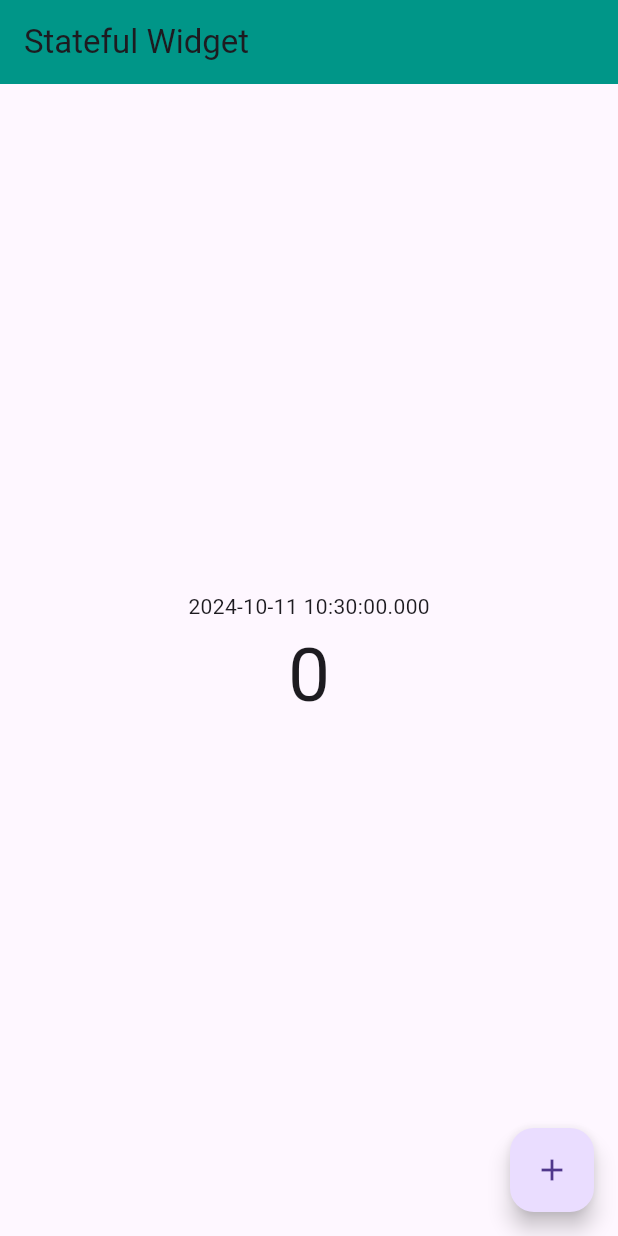
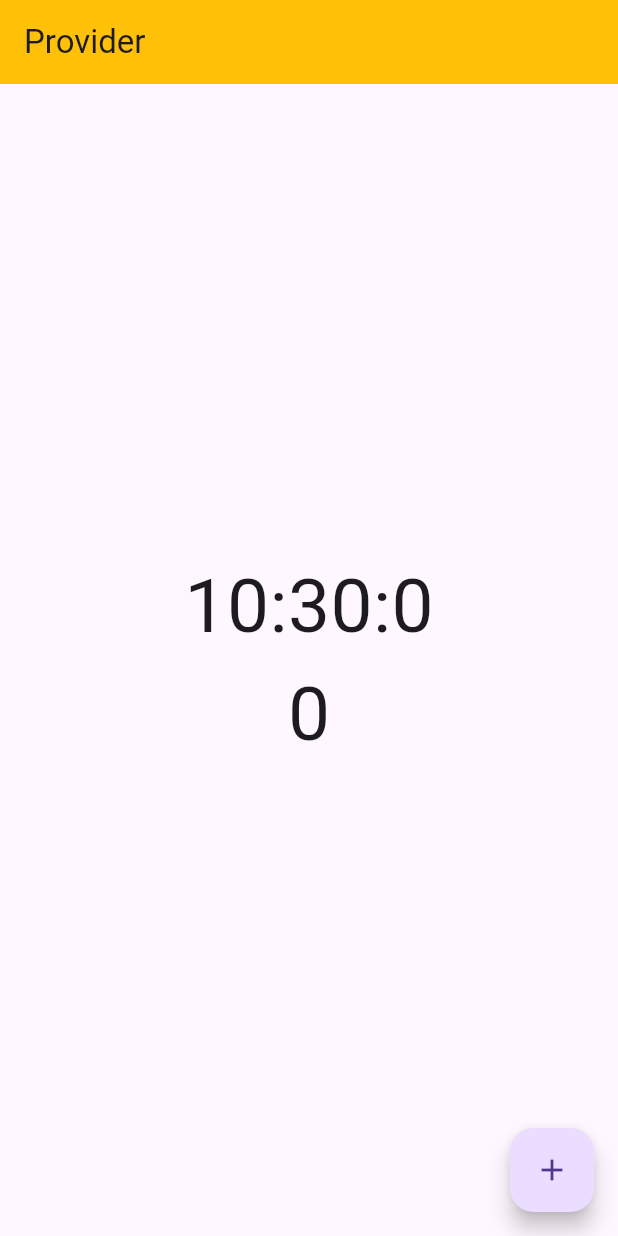
Before and after one commit to emon22830/Provider-State-Management, a Flutter app: the first screen one second after launch, on a phone screen of 412 x 824 dp. Run offline on Flutter 3.47's test engine with Material 3 defaults, Android fonts, the phone set to English and light mode, and no system bars.

Commit message:
4th part

```diff
--- a/lib/main.dart
+++ b/lib/main.dart
@@ -1,5 +1,6 @@
 import 'package:flutter/material.dart';
 import 'package:provider/stateful_widget_screen.dart';
+import 'package:provider/why_provider_screen.dart';
 
 import 'home_screen.dart';
 
@@ -13,7 +14,8 @@ class MyApp extends StatelessWidget {
   @override
   Widget build(BuildContext context) {
     return MaterialApp(
-      home: StatefulWidgetScreen(),
+      // home: StatefulWidgetScreen(),
+      home: WhyProviderScreen(),
     );
   }
 }
--- /dev/null
+++ b/lib/why_provider_screen.dart
@@ -0,0 +1,70 @@
+import 'package:flutter/material.dart';
+import 'dart:async';
+
+
+
+class WhyProviderScreen extends StatefulWidget {
+  const WhyProviderScreen({super.key});
+
+  @override
+  State<WhyProviderScreen> createState() => _WhyProviderScreenState();
+}
+
+class _WhyProviderScreenState extends State<WhyProviderScreen> {
+
+  int x =0;
+
+
+  @override
+  void initState() {
+    // TODO: implement initState
+    super.initState();
+
+
+
+    Timer.periodic(Duration(seconds:1), (timer){
+      x++;
+      print(x);
+      setState(() {
+
+      });
+    });
+
+  }
+
+  @override
+
+  Widget build(BuildContext context) {
+    print('build'+ x.toString());
+    return Scaffold(
+      appBar: AppBar(
+        backgroundColor: Colors.amber,
+        title: Text('Provider'),
+      ),
+      body: Column(
+        mainAxisAlignment: MainAxisAlignment.center,
+        crossAxisAlignment: CrossAxisAlignment.center,
+        children: [
+          Center(
+            child: Text(DateTime.now().hour.toString()+":"+DateTime.now().minute.toString()+":"+DateTime.now().second.toString() ,
+    style: TextStyle(
+                fontSize: 50
+            ),),
+          ),
+          Center(
+            child: Text(x.toString(),style: TextStyle(
+                fontSize: 50
+            ),),
+          ),
+        ],
+      ),
+      floatingActionButton: FloatingActionButton(
+        onPressed: (){
+          x++;
+          print(x++);
+        },
+        child: Icon(Icons.add),
+      ),
+    );
+  }
+}
```
